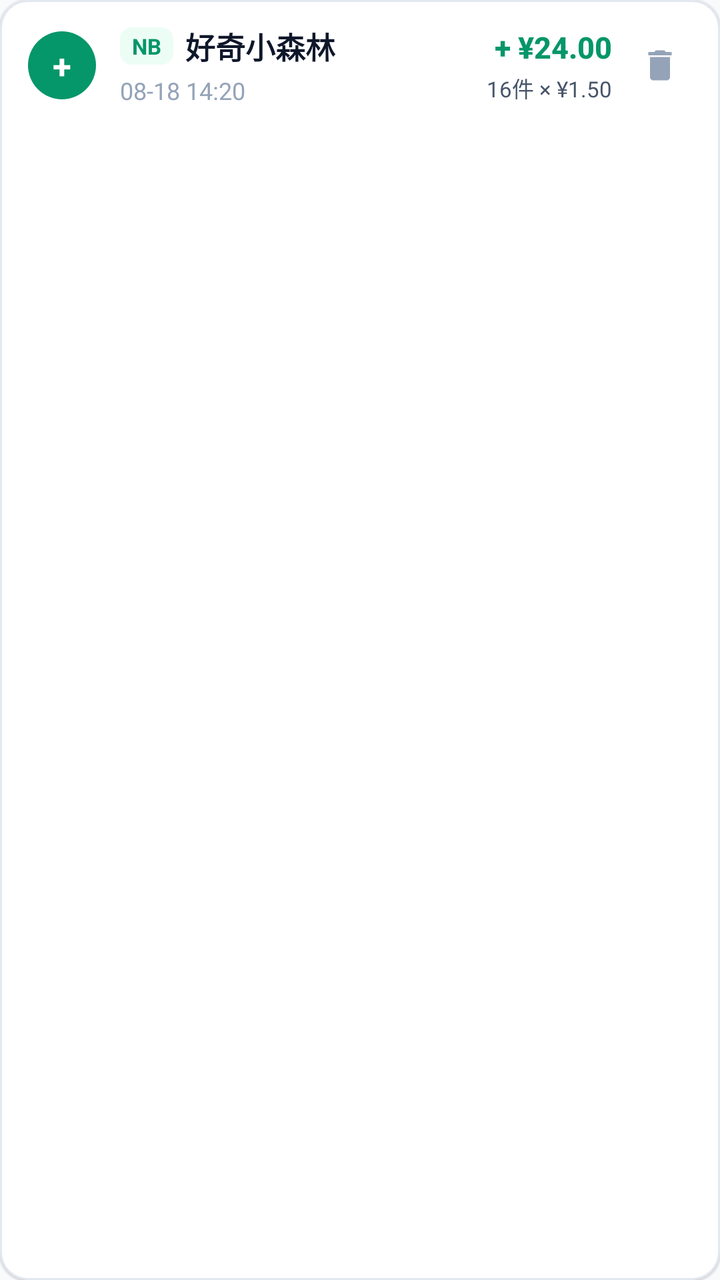
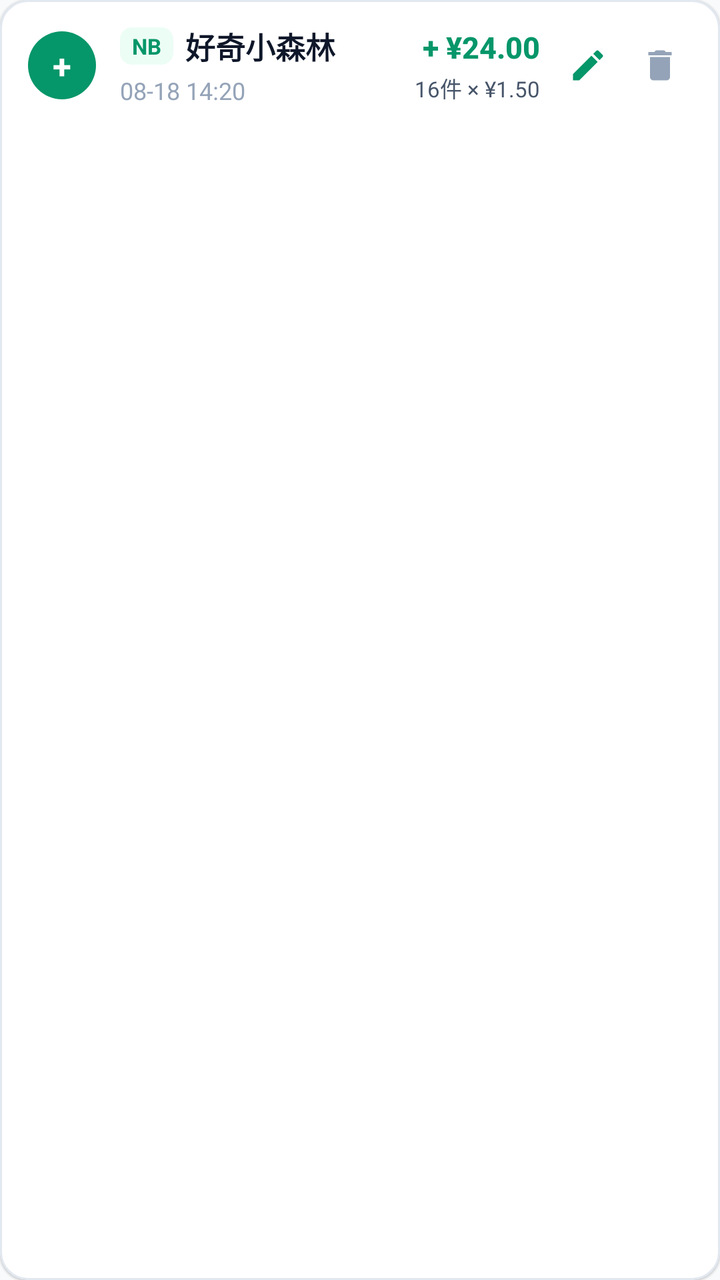

Screens rendered from an Android XML layout before and after an edit, with the pre-edit source and the edit as a unified diff.
<!-- AndroidManifest.xml: application theme Theme.DiaperTracker -->
<!-- res/layout/row_history.xml -->
<?xml version="1.0" encoding="utf-8"?>
<com.google.android.material.card.MaterialCardView
    xmlns:android="http://schemas.android.com/apk/res/android"
    xmlns:app="http://schemas.android.com/apk/res-auto"
    android:layout_width="match_parent"
    android:layout_height="wrap_content"
    android:layout_marginHorizontal="16dp"
    android:layout_marginBottom="8dp"
    app:cardCornerRadius="14dp"
    app:cardElevation="0.5dp"
    app:cardBackgroundColor="@color/card"
    app:strokeColor="@color/card_border"
    app:strokeWidth="1dp">

    <LinearLayout
        android:layout_width="match_parent"
        android:layout_height="wrap_content"
        android:orientation="vertical"
        android:paddingHorizontal="14dp"
        android:paddingVertical="12dp">

        <LinearLayout
            android:layout_width="match_parent"
            android:layout_height="wrap_content"
            android:orientation="horizontal"
            android:gravity="center_vertical">

            
            <TextView
                android:id="@+id/badge"
                android:layout_width="34dp"
                android:layout_height="34dp"
                android:gravity="center"
                android:text="+"
                android:textColor="#FFFFFF"
                android:textSize="17sp"
                android:textStyle="bold"
                android:background="@drawable/bg_avatar" />

            <LinearLayout
                android:layout_width="0dp"
                android:layout_height="wrap_content"
                android:layout_weight="1"
                android:orientation="vertical"
                android:layout_marginStart="12dp">

                
                <LinearLayout
                    android:layout_width="wrap_content"
                    android:layout_height="wrap_content"
                    android:orientation="horizontal"
                    android:gravity="center_vertical">

                    <TextView
                        android:id="@+id/category_tag"
                        android:layout_width="wrap_content"
                        android:layout_height="wrap_content"
                        android:text="NB"
                        android:textSize="11sp"
                        android:textStyle="bold"
                        android:textColor="@color/primary"
                        android:background="@drawable/bg_cat_tag"
                        android:paddingHorizontal="6dp"
                        android:paddingVertical="2dp"
                        android:layout_marginEnd="6dp" />

                    <TextView
                        android:id="@+id/brand"
                        android:layout_width="wrap_content"
                        android:layout_height="wrap_content"
                        android:text="好奇小森林"
                        android:textSize="15sp"
                        android:textStyle="bold"
                        android:textColor="@color/text_primary"
                        android:fontFamily="sans-serif-medium" />
                </LinearLayout>

                
                <TextView
                    android:id="@+id/time"
                    android:layout_width="wrap_content"
                    android:layout_height="wrap_content"
                    android:text="08-18 14:20"
                    android:textSize="12sp"
                    android:textColor="@color/text_tertiary"
                    android:layout_marginTop="3dp" />
            </LinearLayout>

            <LinearLayout
                android:layout_width="wrap_content"
                android:layout_height="wrap_content"
                android:orientation="vertical"
                android:gravity="end"
                android:layout_marginStart="8dp">

                
                <TextView
                    android:id="@+id/amount"
                    android:layout_width="wrap_content"
                    android:layout_height="wrap_content"
                    android:text="+ ¥24.00"
                    android:textSize="15sp"
                    android:textStyle="bold"
                    android:textColor="@color/primary"
                    android:fontFamily="sans-serif-medium" />

                
                <TextView
                    android:id="@+id/qtyInfo"
                    android:layout_width="wrap_content"
                    android:layout_height="wrap_content"
                    android:text="16件 × ¥1.50"
                    android:textSize="11sp"
                    android:textColor="@color/text_secondary"
                    android:layout_marginTop="2dp" />
            </LinearLayout>

            
            <ImageView
                android:id="@+id/deleteBtn"
                android:layout_width="32dp"
                android:layout_height="32dp"
                android:layout_marginStart="8dp"
                android:src="@drawable/ic_delete"
                app:tint="@color/text_hint"
                android:background="?attr/selectableItemBackgroundBorderless"
                android:contentDescription="@string/delete_entry"
                android:padding="6dp" />
        </LinearLayout>

        
        <TextView
            android:id="@+id/notes_text"
            android:layout_width="match_parent"
            android:layout_height="wrap_content"
            android:text="备注: 618京东自营购入"
            android:textSize="12sp"
            android:textColor="@color/text_secondary"
            android:background="@drawable/bg_qty"
            android:paddingHorizontal="8dp"
            android:paddingVertical="4dp"
            android:layout_marginTop="8dp"
            android:visibility="gone" />

    </LinearLayout>

</com.google.android.material.card.MaterialCardView>
<!-- resources referenced by this layout -->
<resources>
  <color name="card">#FFFFFF</color>
  <color name="card_border">#E2E8F0</color>
  <color name="primary">#059669</color>
  <color name="text_hint">#94A3B8</color>
  <color name="text_primary">#0F172A</color>
  <color name="text_secondary">#475569</color>
  <color name="text_tertiary">#94A3B8</color>
  <!-- drawable bg_avatar (drawable) -->
  <?xml version="1.0" encoding="utf-8"?>
  <shape xmlns:android="http://schemas.android.com/apk/res/android" android:shape="oval">
      <solid android:color="@color/primary" />
  </shape>
  <!-- drawable bg_cat_tag (drawable) -->
  <?xml version="1.0" encoding="utf-8"?>
  <shape xmlns:android="http://schemas.android.com/apk/res/android"
      android:shape="rectangle">
      <solid android:color="@color/primary_surface" />
      <corners android:radius="6dp" />
  </shape>
  <!-- drawable bg_qty (drawable) -->
  <?xml version="1.0" encoding="utf-8"?>
  <shape xmlns:android="http://schemas.android.com/apk/res/android">
      <solid android:color="@color/input_bg" />
      <corners android:radius="12dp" />
      <stroke android:width="1dp" android:color="@color/card_border" />
  </shape>
  <!-- drawable ic_delete (drawable) -->
  <?xml version="1.0" encoding="utf-8"?>
  <vector xmlns:android="http://schemas.android.com/apk/res/android"
      android:width="24dp"
      android:height="24dp"
      android:viewportWidth="24"
      android:viewportHeight="24"
      android:tint="@color/text_secondary">
      <path
          android:fillColor="#FFFFFFFF"
          android:pathData="M6,19c0,1.1 0.9,2 2,2h8c1.1,0 2,-0.9 2,-2V7H6v12zM19,4h-3.5l-1,-1h-5l-1,1H5v2h14V4z" />
  </vector>
  <string name="delete_entry">确定要删除这条记录吗？</string>
  <style name="Theme.DiaperTracker" parent="Theme.Material3.DayNight.NoActionBar">
          <item name="colorPrimary">@color/primary</item>
          <item name="colorPrimaryDark">@color/primary_dark</item>
          <item name="colorSecondary">@color/accent</item>
          <item name="android:colorBackground">@color/background</item>
          <item name="android:statusBarColor">@color/primary_dark</item>
          <item name="android:windowLightStatusBar">false</item>
          <item name="android:navigationBarColor">@color/card</item>
          <item name="android:windowLightNavigationBar">true</item>
      </style>
  <color name="primary_surface">#ECFDF5</color>
  <color name="input_bg">#F1F5F9</color>
  <color name="primary_dark">#047857</color>
  <color name="accent">#F59E0B</color>
  <color name="background">#F8FAFC</color>
</resources>

<!-- the commit's change to res/layout/row_history.xml (unified diff, before → after) -->
@@ -117,10 +117,22 @@
 
             
             <ImageView
+                android:id="@+id/editBtn"
+                android:layout_width="32dp"
+                android:layout_height="32dp"
+                android:layout_marginStart="8dp"
+                android:src="@drawable/ic_edit"
+                app:tint="@color/primary"
+                android:background="?attr/selectableItemBackgroundBorderless"
+                android:contentDescription="编辑记录"
+                android:padding="6dp" />
+
+            
+            <ImageView
                 android:id="@+id/deleteBtn"
                 android:layout_width="32dp"
                 android:layout_height="32dp"
-                android:layout_marginStart="8dp"
+                android:layout_marginStart="4dp"
                 android:src="@drawable/ic_delete"
                 app:tint="@color/text_hint"
                 android:background="?attr/selectableItemBackgroundBorderless"
<!-- resource entries referenced after the edit -->
@@ -38,6 +38,16 @@
           android:fillColor="#FFFFFFFF"
           android:pathData="M6,19c0,1.1 0.9,2 2,2h8c1.1,0 2,-0.9 2,-2V7H6v12zM19,4h-3.5l-1,-1h-5l-1,1H5v2h14V4z" />
   </vector>
+  <!-- drawable ic_edit (drawable) -->
+  <vector xmlns:android="http://schemas.android.com/apk/res/android"
+      android:width="24dp"
+      android:height="24dp"
+      android:viewportWidth="24"
+      android:viewportHeight="24">
+      <path
+          android:fillColor="#FFFFFFFF"
+          android:pathData="M3,17.25V21h3.75L17.81,9.94l-3.75,-3.75L3,17.25zM20.71,7.04c0.39,-0.39 0.39,-1.02 0,-1.41l-2.34,-2.34c-0.39,-0.39 -1.02,-0.39 -1.41,0l-1.83,1.83 3.75,3.75 1.83,-1.83z" />
+  </vector>
   <string name="delete_entry">确定要删除这条记录吗？</string>
   <style name="Theme.DiaperTracker" parent="Theme.Material3.DayNight.NoActionBar">
           <item name="colorPrimary">@color/primary</item>
